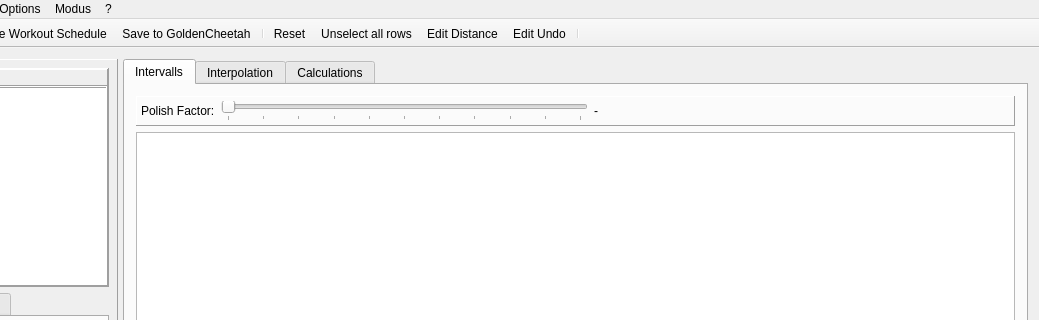
Old version of the form mainwindow.ui in the repository Tria-Andy/WorkoutEditor; both pictures show x 195 to 1234 and y 0 to 320 of the 1234 by 766 pixel window.
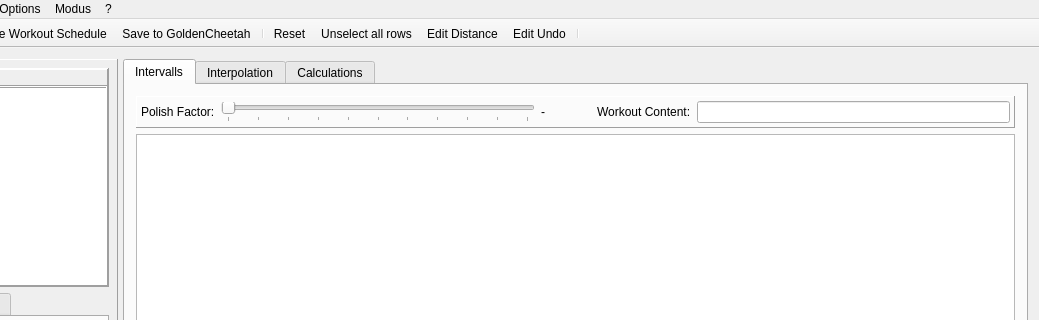
New version of the form. The open tabs and pages were chosen to show the change. Icons and pictures are not drawn.

```diff
--- a/mainwindow.ui
+++ b/mainwindow.ui
@@ -622,17 +622,14 @@
                 </widget>
                </item>
                <item>
-                <spacer name="horizontalSpacer_7">
-                 <property name="orientation">
-                  <enum>Qt::Horizontal</enum>
+                <widget class="QLabel" name="label_24">
+                 <property name="text">
+                  <string>Workout Content:</string>
                  </property>
-                 <property name="sizeHint" stdset="0">
-                  <size>
-                   <width>40</width>
-                   <height>20</height>
-                  </size>
-                 </property>
-                </spacer>
+                </widget>
+               </item>
+               <item>
+                <widget class="QLineEdit" name="lineEdit_workContent"/>
                </item>
               </layout>
              </widget>
```
